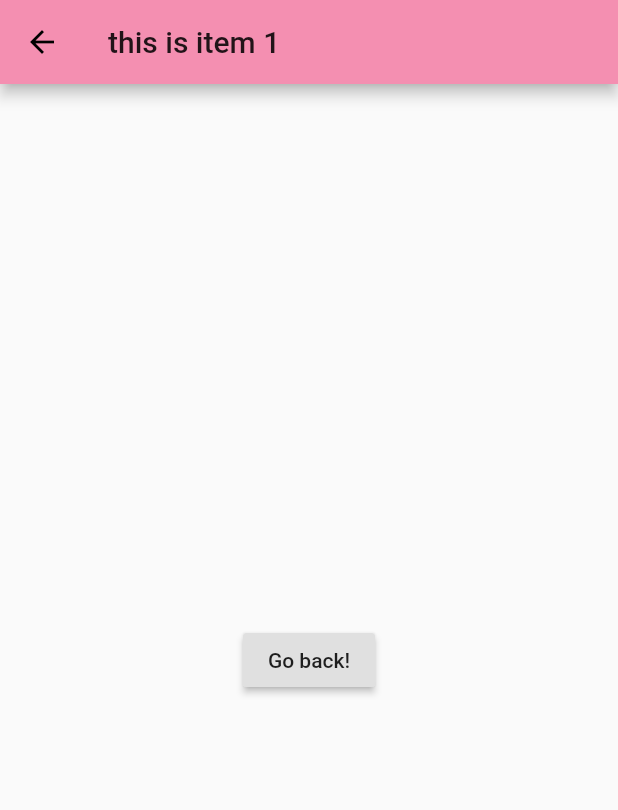
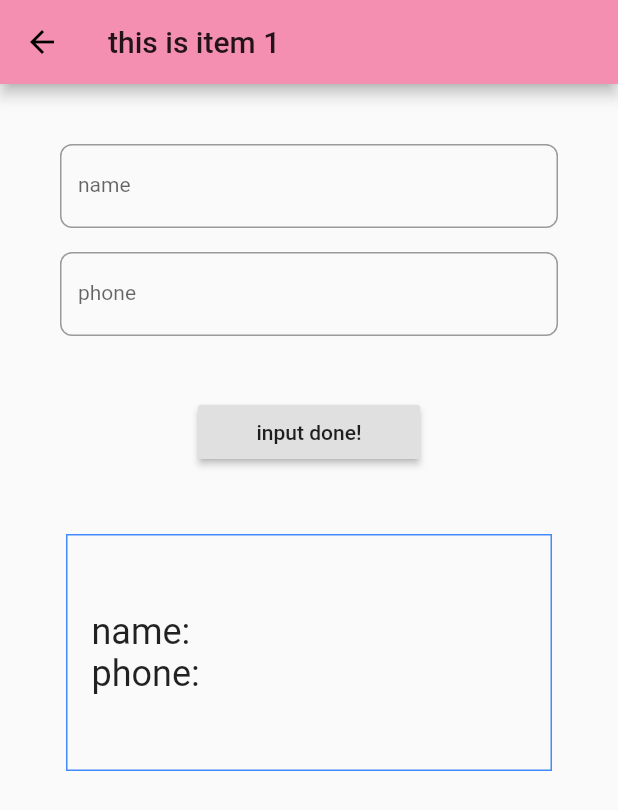
Before and after one commit to ATUMARO/learning_firstFlutter, a Flutter app: the screen it shows after launch, after a tap on an icon or button, on a phone screen of 412 x 824 dp. Shown: the top 810 px of the screen. Run offline on Flutter 3.47's test engine with Material 2 defaults, Android fonts, the phone set to English and light mode, and no system bars.

Commit message:
stateful widget

```diff
--- a/lib/ListActivity.dart
+++ /dev/null
@@ -1,27 +0,0 @@
-import 'package:flutter/material.dart';
-
-// ignore: must_be_immutable
-class ListActivity extends StatelessWidget {
-  var index = 0;
-
-  ListActivity(int index) {
-    this.index = index;
-  }
-
-  @override
-  Widget build(BuildContext context) {
-    return Scaffold(
-      appBar: AppBar(
-        title: Text("this is item $index"),
-      ),
-      body: Center(
-        child: RaisedButton(
-          onPressed: () {
-// Navigate back to first screen when tapped!
-          },
-          child: Text('Go back!'),
-        ),
-      ),
-    );
-  }
-}
--- /dev/null
+++ b/lib/ListItem.dart
@@ -0,0 +1,100 @@
+import 'package:flutter/material.dart';
+
+
+class ListItem extends StatelessWidget {
+  var index = 0;
+
+  ListItem(int index) {
+    this.index = index;
+  }
+
+  @override
+  Widget build(BuildContext context) {
+    return Scaffold(
+      appBar: AppBar(
+        title: Text("this is item $index"),
+      ),
+      body: Padding(
+        padding: const EdgeInsets.all(32.0),
+        child: Center(
+         child: ShowText(),
+        ),
+      ),
+    );
+  }
+
+}
+
+class ShowText extends StatefulWidget {
+  @override
+  State<ShowText> createState() => ShowTextState();
+}
+
+class ShowTextState extends State<ShowText> {
+  var inputName = '';
+  var inputPhone = '';
+  @override
+  Widget build(BuildContext context) {
+    return ListView(
+        children: [
+          getInputText('name', context),
+          getInputText('phone', context),
+          Container(
+            margin: const EdgeInsets.symmetric(vertical: 32.0, horizontal: 100.0),
+            child: RaisedButton(
+              onPressed: () {
+                print('onPressed');
+              },
+              child: Text('input done!'),
+            ),
+          ),
+          getShowText(context)
+        ]
+    );
+  }
+
+  Widget getInputText(String labelText, BuildContext context) {
+    return Padding(
+      padding: const EdgeInsets.all(8.0),
+      child: TextField(
+        keyboardType: labelText == 'name' ? TextInputType.text : TextInputType.number,
+        style: Theme.of(context).textTheme.body1,
+        decoration: InputDecoration(
+          border: OutlineInputBorder(
+              borderRadius: BorderRadius.circular(8.0)
+          ),
+          hintText: 'Please enter $labelText',
+          labelText: labelText,
+        ),
+        onChanged: (String text) {
+          print('$labelText input onChanged: $text');
+          if (labelText == 'name') {
+            inputName = text;
+          } else {
+            inputPhone = text;
+          }
+        },
+      ),
+    );
+  }
+
+  // todo make show text change
+  Widget getShowText(BuildContext context)  {
+    return Padding(
+        padding: const EdgeInsets.all(12.0),
+        child: Container(
+          padding: const EdgeInsets.symmetric(vertical: 50.0, horizontal: 16.0),
+          decoration: new BoxDecoration(
+              border: new Border.all(
+                  color: Colors.blueAccent,
+                  style: BorderStyle.solid)
+          ),
+
+          child: Text(
+            'name: $inputName\nphone: $inputPhone',
+            style: Theme.of(context).textTheme.headline,
+          ),
+        )
+    );
+  }
+}
--- a/lib/NewSection.dart
+++ b/lib/NewSection.dart
@@ -1,5 +1,5 @@
 import 'package:flutter/material.dart';
-import 'package:projects/ListActivity.dart';
+import 'package:projects/ListItem.dart';
 
 class NewSection extends StatelessWidget {
   @override
@@ -30,7 +30,7 @@ class NewSection extends StatelessWidget {
           print('click tapped!');
           Navigator.push(
             context,
-            MaterialPageRoute(builder: (context) => ListActivity(index)),
+            MaterialPageRoute(builder: (context) => ListItem(index)),
           );
         },
       child: Center(
```
